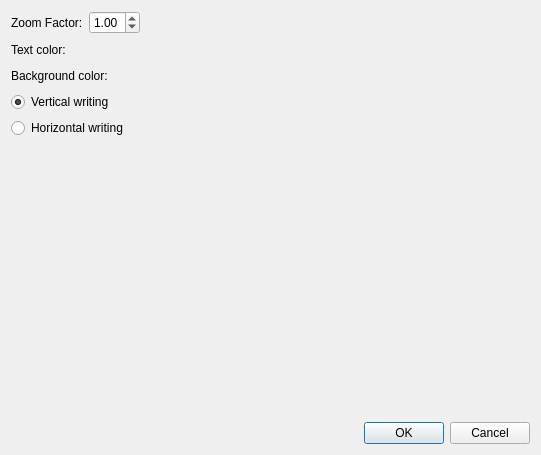
Before: the Qt Designer form vertreader/styledialog.ui in cges30901/vertreader, drawn with Qt 5.
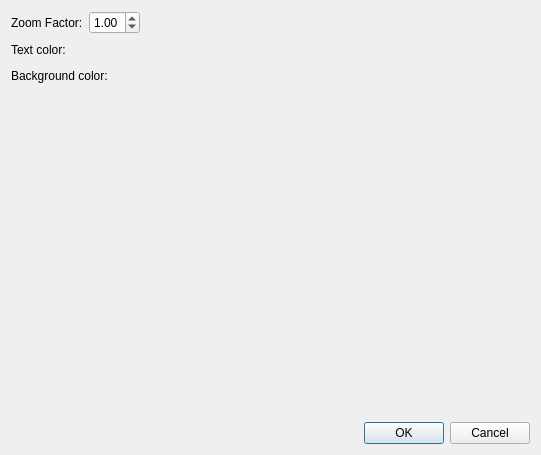
After: the same form once the commit is applied.

Commit message: Remove continuous and horizontal mode

```diff
--- a/vertreader/styledialog.ui
+++ b/vertreader/styledialog.ui
@@ -122,23 +122,6 @@
      </item>
     </layout>
    </item>
-   <item>
-    <widget class="QRadioButton" name="btnVertical">
-     <property name="text">
-      <string>Vertical writing</string>
-     </property>
-     <property name="checked">
-      <bool>true</bool>
-     </property>
-    </widget>
-   </item>
-   <item>
-    <widget class="QRadioButton" name="btnHorizontal">
-     <property name="text">
-      <string>Horizontal writing</string>
-     </property>
-    </widget>
-   </item>
    <item>
     <spacer name="verticalSpacer">
      <property name="orientation">
```
The commit also changes 5 other files.
